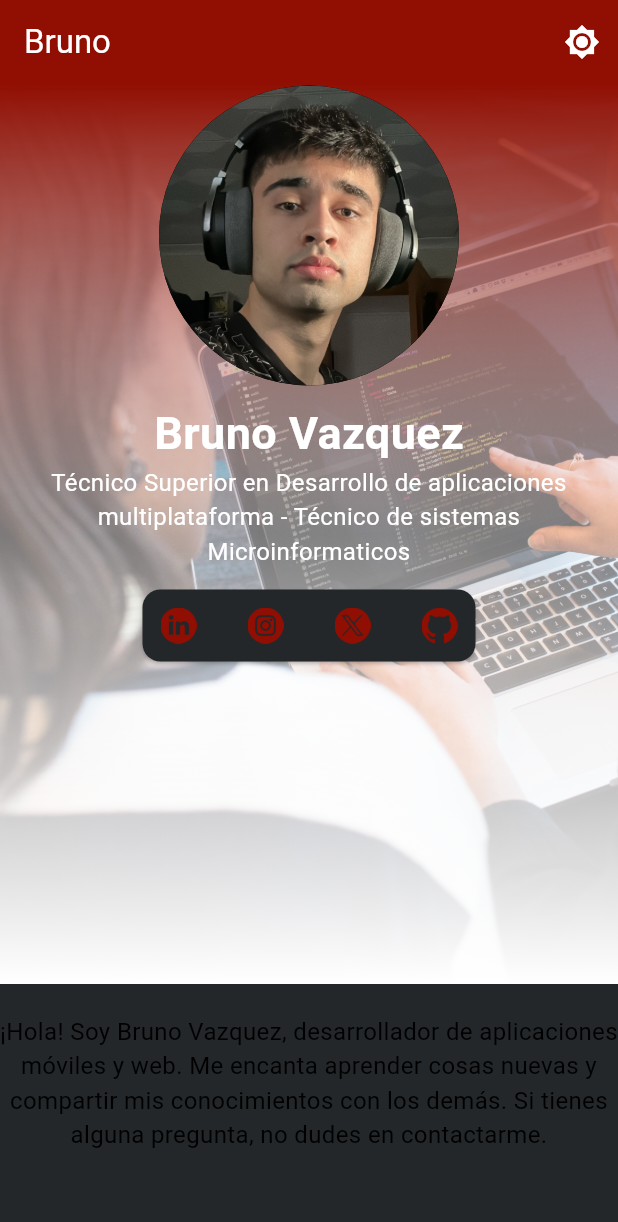
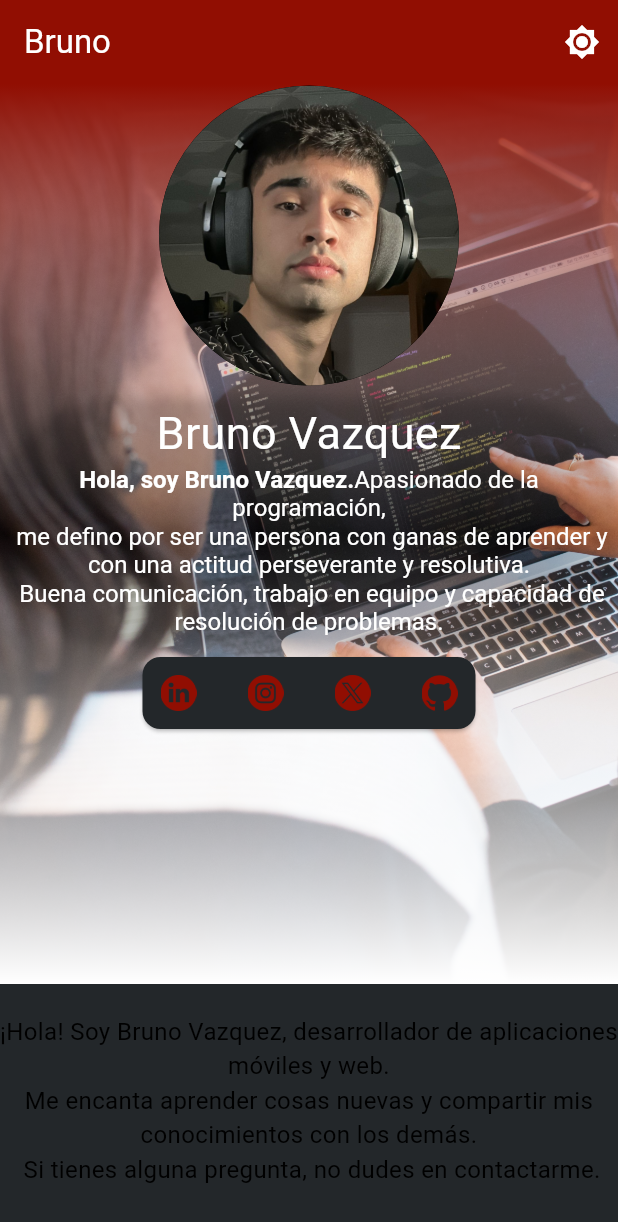
Before and after one commit to brunoulis/portfolio_flutter, a Flutter app: the screen it shows after launch, after a tap on the "brightness 4" icon, on a phone screen of 412 x 824 dp. Shown: the top 1222 px of the screen. Run offline on Flutter 3.47's test engine with Material 3 defaults, Android fonts, the phone set to English and light mode, and no system bars; our stand-ins replace firebase_core; accounts and stored records are empty.

```diff
--- a/lib/myHomePage.dart
+++ b/lib/myHomePage.dart
@@ -1,7 +1,8 @@
 import 'package:flutter/material.dart';
 
 import 'package:portfolio_flutter/themeprovider.dart';
-import 'package:portfolio_flutter/widgets/pagehead.dart';
+import 'package:portfolio_flutter/widgets/background_image_head.dart';
+import 'package:portfolio_flutter/widgets/others_widgets_head_page.dart';
 import 'package:provider/provider.dart';
 import 'package:url_launcher/url_launcher.dart';
 
@@ -65,94 +66,7 @@ class _MyHomePageState extends State<MyHomePage> {
               Stack(
                 children: <Widget>[
                   generateStackedImage(context),
-                  Center(
-                    child: Column(
-                      mainAxisSize: MainAxisSize.min,
-                      children: <Widget>[
-                        const SizedBox(
-                            height:
-                                1), // Espacio entre el borde y el CircleAvatar
-                        const CircleAvatar(
-                          radius: 100,
-                          backgroundImage:
-                              AssetImage('lib/assets/iconbruno.png'),
-                        ),
-                        const SizedBox(height: 10),
-                        // Espacio entre el CircleAvatar y el texto
-                        const Column(
-                          mainAxisAlignment: MainAxisAlignment.center,
-                          children: [
-                            Text(
-                              'Bruno Vazquez',
-                              style: TextStyle(
-                                fontSize: 30,
-                                fontWeight: FontWeight.bold,
-                                color: Colors.white,
-                              ),
-                            ),
-                            Text(
-                              'Técnico Superior en Desarrollo de aplicaciones multiplataforma - Técnico de sistemas Microinformaticos',
-                              style: TextStyle(
-                                fontSize: 16,
-                                color: Colors.white,
-                              ),
-                              textAlign: TextAlign.center,
-                            ),
-                          ],
-                        ),
-                        const SizedBox(height: 10),
-                        Card(
-                          child: Wrap(
-                            alignment: WrapAlignment.center,
-                            children: <Widget>[
-                              IconButton(
-                                onPressed: () async {
-                                  // Add your onPressed code here!
-                                  // Por ejemplo, puedes abrir un enlace a tu perfil de LinkedIn.
-                                  const url =
-                                      'https://www.linkedin.com/in/bruno-luis-vazquez-pais-881ba6281/';
-                                  await customlaunchUrl(url);
-                                },
-                                icon: const ImageIcon(
-                                    AssetImage('lib/assets/linkedin.png')),
-                              ),
-                              const SizedBox(width: 10),
-                              IconButton(
-                                onPressed: () async {
-                                  const url =
-                                      'https://www.instagram.com/brunoulis_/';
-                                  await customlaunchUrl(url);
-                                  // Add your onPressed code here!
-                                },
-                                icon: const ImageIcon(
-                                    AssetImage('lib/assets/instagram.png')),
-                              ),
-                              const SizedBox(width: 10),
-                              IconButton(
-                                onPressed: () async {
-                                  const url =
-                                      'https://www.twitter.com/brunoulis/';
-                                  await customlaunchUrl(url);
-                                  // Add your onPressed code here!
-                                },
-                                icon: const ImageIcon(
-                                    AssetImage('lib/assets/gorjeo.png')),
-                              ),
-                              const SizedBox(width: 10),
-                              IconButton(
-                                onPressed: () async {
-                                  const url = 'https://github.com/brunoulis';
-                                  await customlaunchUrl(url);
-                                },
-                                icon: const ImageIcon(
-                                    AssetImage('lib/assets/github.png')),
-                              ),
-                            ],
-                          ),
-                        ),
-                      ],
-                    ),
-                  ),
+                  generateCenterWidget(context, customlaunchUrl),
                 ],
               ),
               const SizedBox(height: 20), // Espacio después de la imagen
@@ -160,7 +74,7 @@ class _MyHomePageState extends State<MyHomePage> {
               const Wrap(
                 children: [
                   Text(
-                    '¡Hola! Soy Bruno Vazquez, desarrollador de aplicaciones móviles y web. Me encanta aprender cosas nuevas y compartir mis conocimientos con los demás. Si tienes alguna pregunta, no dudes en contactarme.',
+                    '¡Hola! Soy Bruno Vazquez, desarrollador de aplicaciones móviles y web. \nMe encanta aprender cosas nuevas y compartir mis conocimientos con los demás.\n Si tienes alguna pregunta, no dudes en contactarme.',
                     style: TextStyle(
                       fontSize: 16,
                     ),
--- /dev/null
+++ b/lib/widgets/background_image_head.dart
@@ -0,0 +1,56 @@
+import 'package:flutter/material.dart';
+import 'package:portfolio_flutter/themeprovider.dart';
+import 'package:provider/provider.dart';
+
+Stack generateStackedImage(BuildContext context) {
+  return Stack(
+    children: <Widget>[
+      generaOutImage(context, 'lib/assets/fondo.jpg', 600),
+      gerateDegradeImage(context, 600),
+    ],
+  );
+}
+
+Container gerateDegradeImage(BuildContext context, double heightImage) {
+  return Container(
+    height: heightImage,
+    width: double.infinity,
+    decoration: generateBoxDecoration(context,255,5,255),
+  );
+}
+
+BoxDecoration generateBoxDecoration(BuildContext context,int gradient1, int gradient2, int gradient3) {
+  return BoxDecoration(
+    gradient: LinearGradient(
+      begin: Alignment.topCenter,
+      end: Alignment.bottomCenter,
+      colors: <Color>[
+        // Si el tema es oscuro, usa el color oscuro. De lo contrario, usa el color claro.
+        (Provider.of<ThemeProvider>(context).isDarkMode
+                ? const Color(0xFF23272A)
+                : const Color.fromARGB(255, 145, 14, 2))
+            .withAlpha(gradient1),
+        (Provider.of<ThemeProvider>(context).isDarkMode
+                ? const Color(0xFF23272A)
+                : Colors.white)
+            .withAlpha(gradient2), // Color intermedio con menos opacidad
+        (Provider.of<ThemeProvider>(context).isDarkMode
+                ? const Color(0xFF191B1D)
+                : Colors.white)
+            .withAlpha(gradient3),
+      ],
+    ),
+  );
+}
+
+SizedBox generaOutImage(
+    BuildContext context, String imageUbi, double heightImage) {
+  return SizedBox(
+    height: heightImage,
+    width: double.infinity,
+    child: Image.asset(
+      imageUbi,
+      fit: BoxFit.cover,
+    ),
+  );
+}
--- /dev/null
+++ b/lib/widgets/others_widgets_head_page.dart
@@ -0,0 +1,126 @@
+import 'package:flutter/material.dart';
+import 'package:portfolio_flutter/themeprovider.dart';
+import 'package:provider/provider.dart';
+
+Center generateCenterWidget(BuildContext context, Function customlaunchUrl) {
+  return Center(
+    child: Column(
+      mainAxisSize: MainAxisSize.min,
+      children: <Widget>[
+        const SizedBox(height: 1), // Espacio entre el borde y el CircleAvatar
+        generateCircleAvatar('lib/assets/iconbruno.png'),
+        const SizedBox(height: 10),
+        // Espacio entre el CircleAvatar y el texto
+        Container(
+          decoration: BoxDecoration(
+            borderRadius: BorderRadius.circular(
+                100), // Esto redondea los bordes del Container y su sombra
+            boxShadow: [
+              BoxShadow(
+                color: const Color.fromARGB(255, 0, 0, 0).withOpacity(0.2),
+                spreadRadius: 5,
+                blurRadius: 7,
+                offset: const Offset(0, 3), // changes position of shadow
+              ),
+            ],
+          ),
+          child: Column(
+            mainAxisAlignment: MainAxisAlignment.center,
+            children: [
+              generateText('Bruno Vazquez', 30, Colors.white),
+              generateRichText(
+                "Hola, soy Bruno Vazquez.",
+                "Apasionado de la programación,\n me defino por ser una persona con ganas de aprender y con una actitud perseverante y resolutiva.\n Buena comunicación, trabajo en equipo y capacidad de resolución de problemas.",
+                16,
+                Colors.white,
+              ),
+            ],
+          ),
+        ),
+        const SizedBox(height: 10),
+        Card(
+          child: Wrap(
+            alignment: WrapAlignment.center,
+            children: <Widget>[
+              IconButton(
+                onPressed: () async {
+                  // Add your onPressed code here!
+                  // Por ejemplo, puedes abrir un enlace a tu perfil de LinkedIn.
+                  const url =
+                      'https://www.linkedin.com/in/bruno-luis-vazquez-pais-881ba6281/';
+                  await customlaunchUrl(url);
+                },
+                icon: const ImageIcon(AssetImage('lib/assets/linkedin.png')),
+              ),
+              const SizedBox(width: 10),
+              IconButton(
+                onPressed: () async {
+                  const url = 'https://www.instagram.com/brunoulis_/';
+                  await customlaunchUrl(url);
+                  // Add your onPressed code here!
+                },
+                icon: const ImageIcon(AssetImage('lib/assets/instagram.png')),
+              ),
+              const SizedBox(width: 10),
+              IconButton(
+                onPressed: () async {
+                  const url = 'https://www.twitter.com/brunoulis/';
+                  await customlaunchUrl(url);
+                  // Add your onPressed code here!
+                },
+                icon: const ImageIcon(AssetImage('lib/assets/gorjeo.png')),
+              ),
+              const SizedBox(width: 10),
+              IconButton(
+                onPressed: () async {
+                  const url = 'https://github.com/brunoulis';
+                  await customlaunchUrl(url);
+                },
+                icon: const ImageIcon(AssetImage('lib/assets/github.png')),
+              ),
+            ],
+          ),
+        ),
+      ],
+    ),
+  );
+}
+
+Text generateText(String textfield, double size, Color? color) {
+  return Text(
+    textfield,
+    style: TextStyle(
+      fontSize: size,
+      color: color,
+    ),
+  );
+}
+
+RichText generateRichText(
+    String textfield1, String textfield2, double size, Color? color) {
+  return RichText(
+    textAlign: TextAlign.center,
+    text: TextSpan(
+      style: TextStyle(
+        fontSize: size,
+        color: color,
+      ),
+      children: <TextSpan>[
+        TextSpan(
+          text: textfield1,
+          style: const TextStyle(fontWeight: FontWeight.bold),
+        ),
+        TextSpan(
+          text: textfield2,
+        ),
+      ],
+    ),
+  );
+}
+
+CircleAvatar generateCircleAvatar(String imageUbi) {
+  return CircleAvatar(
+    radius: 100,
+    backgroundImage: AssetImage(imageUbi),
+  );
+}
--- a/lib/widgets/pagehead.dart
+++ /dev/null
@@ -1,51 +0,0 @@
-import 'package:flutter/material.dart';
-import 'package:portfolio_flutter/themeprovider.dart';
-import 'package:provider/provider.dart';
-
-Stack generateStackedImage(BuildContext context) {
-  return Stack(
-    children: <Widget>[
-      generaOutImage(context, 'lib/assets/fondo.jpg',600),
-      gerateDegradeImage(context,600),
-    ],
-  );
-}
-
-Container gerateDegradeImage(BuildContext context,double heightImage){
-  return Container(
-        height: heightImage,
-        width: double.infinity,
-        decoration: BoxDecoration(
-          gradient: LinearGradient(
-            begin: Alignment.topCenter,
-            end: Alignment.bottomCenter,
-            colors: <Color>[
-              // Si el tema es oscuro, usa el color oscuro. De lo contrario, usa el color claro.
-              (Provider.of<ThemeProvider>(context).isDarkMode
-                      ? const Color(0xFF23272A)
-                      : const Color.fromARGB(255, 145, 14, 2))
-                  .withAlpha(255),
-              (Provider.of<ThemeProvider>(context).isDarkMode
-                      ? const Color(0xFF23272A)
-                      : Colors.white)
-                  .withAlpha(120), // Color intermedio con menos opacidad
-              (Provider.of<ThemeProvider>(context).isDarkMode
-                      ? const Color(0xFF191B1D)
-                      : Colors.white)
-                  .withAlpha(255),
-            ],
-          ),
-        ),
-      );
-}
-
-SizedBox generaOutImage(BuildContext context, String imageUbi,double heightImage) {
-  return SizedBox(
-    height: heightImage,
-    width: double.infinity,
-    child: Image.asset(
-      imageUbi,
-      fit: BoxFit.cover,
-    ),
-  );
-}
```
